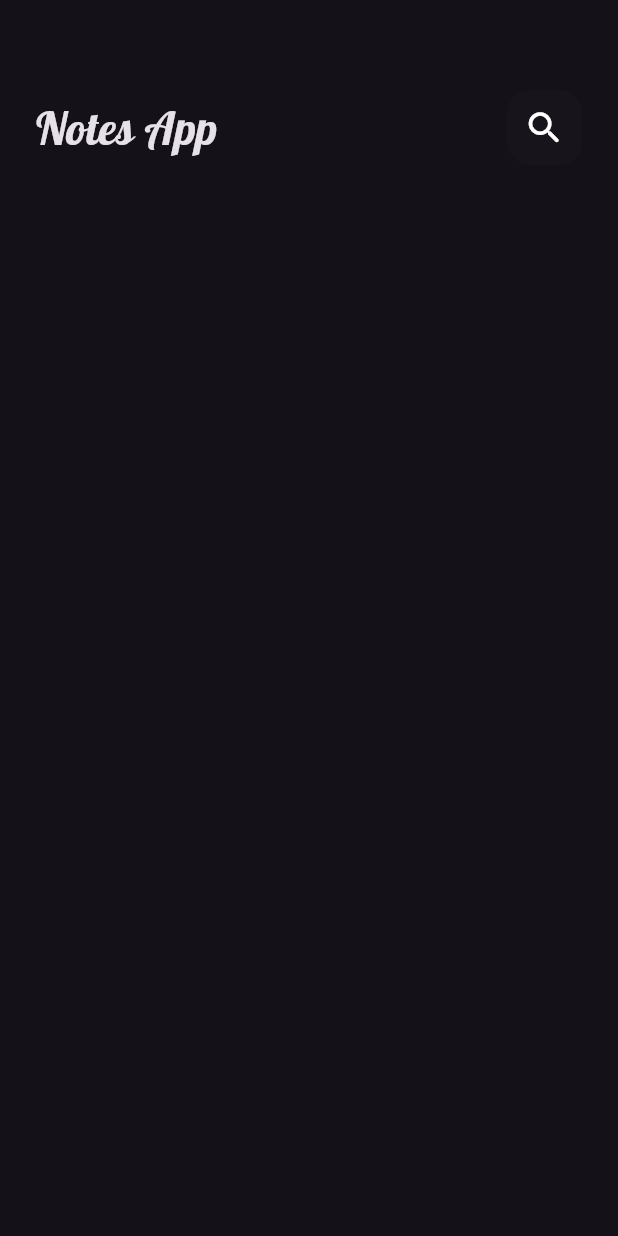
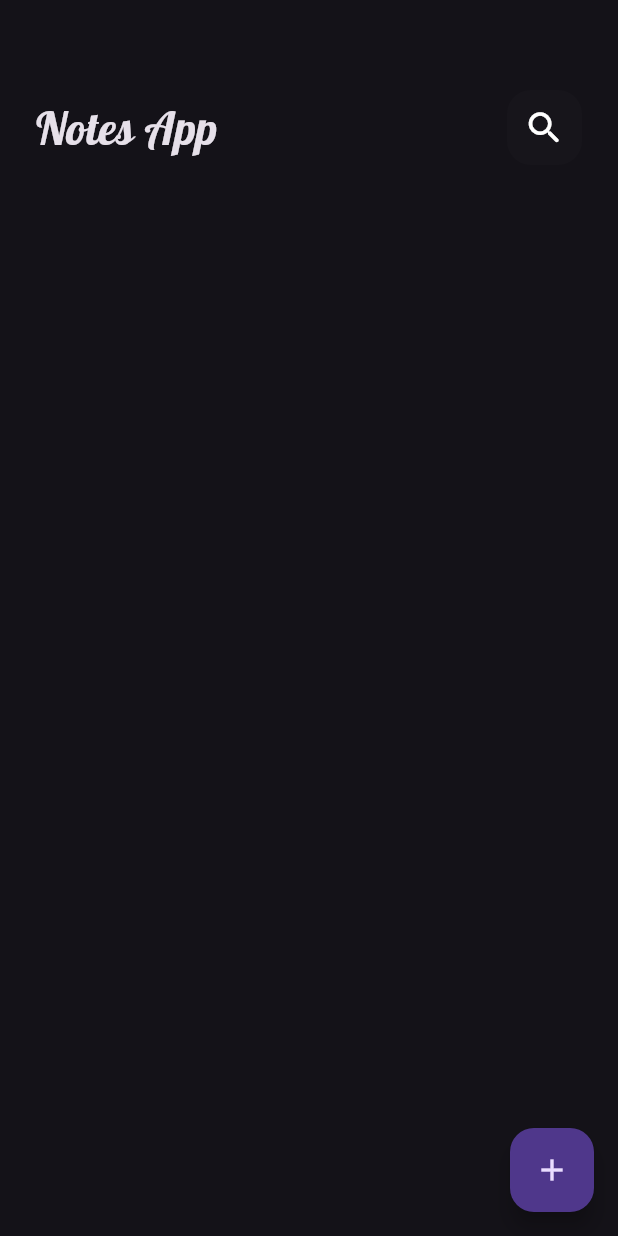
Before and after one commit to midoHaz/Note-app, a Flutter app: the screen it shows after launch, on a phone screen of 412 x 824 dp. Run offline on Flutter 3.47's test engine with Material 3 defaults, Android fonts, the phone set to English and light mode, and no system bars.

Commit message:
add notes

```diff
--- a/lib/views/notes_view.dart
+++ b/lib/views/notes_view.dart
@@ -1,4 +1,5 @@
 import 'package:flutter/material.dart';
+import 'package:note_app/widgets/add_note.dart';
 import 'package:note_app/widgets/notes_view_body.dart';
 
 class NotesView extends StatelessWidget {
@@ -6,8 +7,13 @@ class NotesView extends StatelessWidget {
 
   @override
   Widget build(BuildContext context) {
-    return const Scaffold(
-      body: NotesViewBody(),
+    return  Scaffold(
+      floatingActionButton:FloatingActionButton(onPressed: (){
+        showModalBottomSheet(context: context, builder: (context){
+          return  const AddNoteBottomSheet();
+        });
+      },child: const Icon(Icons.add),) ,
+      body: const NotesViewBody(),
     );
   }
 }
--- a/lib/widgets/notes_list.dart
+++ b/lib/widgets/notes_list.dart
@@ -6,11 +6,14 @@ class NotesListView extends StatelessWidget {
 
   @override
   Widget build(BuildContext context) {
-    return ListView.builder(itemBuilder: (context,index){
-      const Padding(
-        padding: EdgeInsets.symmetric(vertical: 8.0),
-        child: CustomNoteItem(color: Colors.greenAccent,),
-      );
-    });
+    return Padding(
+      padding: const EdgeInsets.symmetric(vertical: 16.0),
+      child: ListView.builder(padding: EdgeInsets.zero,itemBuilder: (context,index){
+        const Padding(
+          padding: EdgeInsets.symmetric(vertical: 4.0),
+          child: CustomNoteItem(color: Colors.greenAccent,),
+        );
+      }),
+    );
   }
 }
```
Also changed, not shown: lib/widgets/add_note.dart (added, +10 -0 lines).
